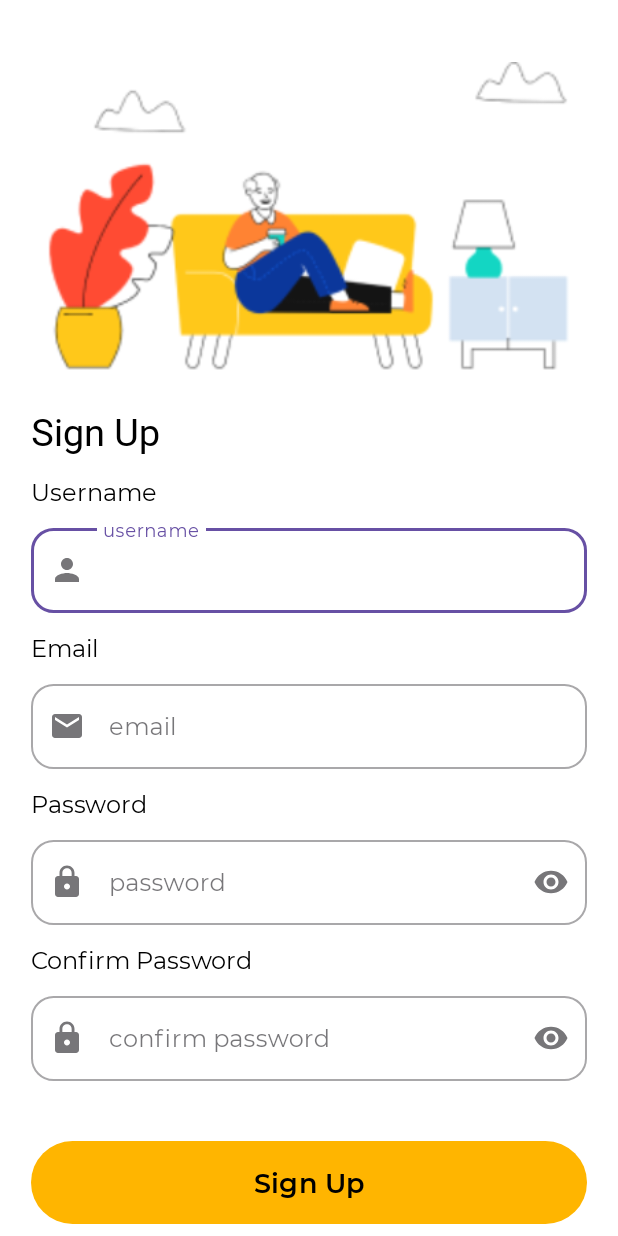
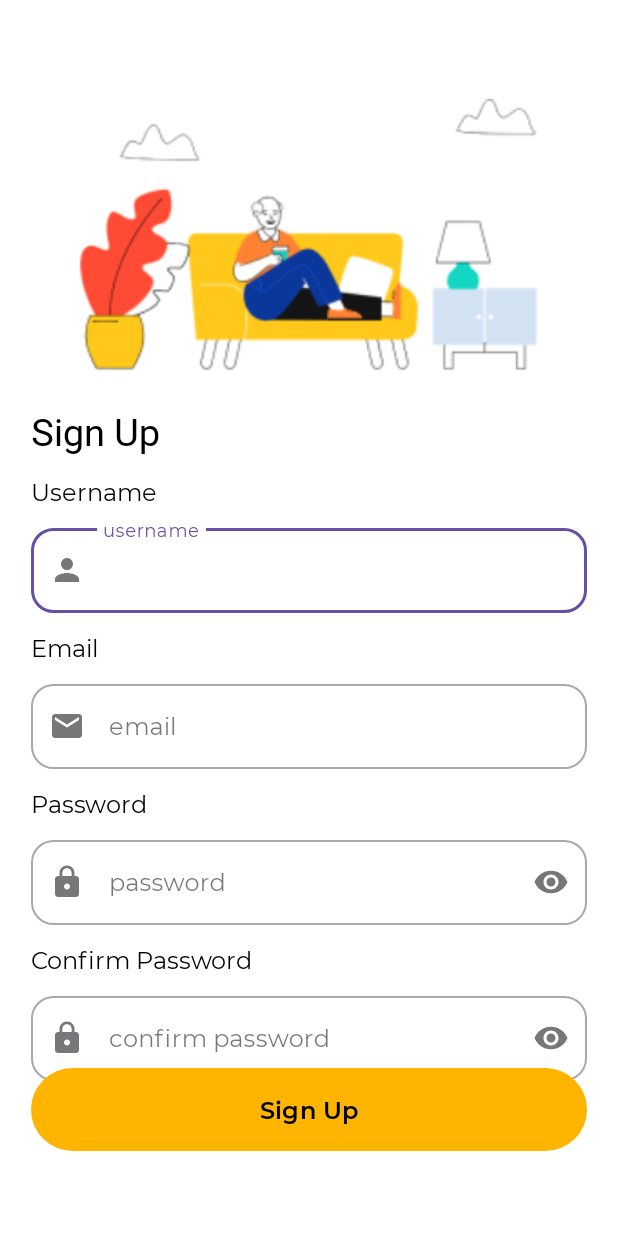
Before and after one commit to sappawrdn/FitMotion, an Android app: the SignupActivity screen opened directly, with no data from a screen before it, on a phone screen of 412 x 824 dp. Run offline under Robolectric (Android 15) with nearby library versions, the phone set to English and light mode, and no system bars.

Commit message:
fix layout

```diff
--- a/app/src/main/res/layout/activity_signup.xml
+++ b/app/src/main/res/layout/activity_signup.xml
@@ -1,8 +1,9 @@
 <?xml version="1.0" encoding="utf-8"?>
-<androidx.constraintlayout.widget.ConstraintLayout xmlns:android="http://schemas.android.com/apk/res/android"
+<androidx.constraintlayout.widget.ConstraintLayout
+    xmlns:android="http://schemas.android.com/apk/res/android"
+    xmlns:app="http://schemas.android.com/apk/res-auto"
     android:layout_width="match_parent"
     android:layout_height="match_parent"
-    xmlns:app="http://schemas.android.com/apk/res-auto"
     android:background="@color/white">
 
     <ImageView
@@ -12,47 +13,47 @@
         app:layout_constraintTop_toBottomOf="@+id/guidelineHorizontal"
         app:layout_constraintBottom_toTopOf="@+id/guidelineHorizontal2"
         app:layout_constraintStart_toStartOf="@+id/guidelineVertical"
-        app:layout_constraintEnd_toEndOf="@id/guidelineVertical2"/>
+        app:layout_constraintEnd_toEndOf="@id/guidelineVertical2" />
 
     <TextView
         android:id="@+id/signup_title"
         android:layout_width="wrap_content"
+        android:layout_height="wrap_content"
+        android:layout_marginTop="20dp"
+        android:text="Sign Up"
         android:textColor="@color/black"
-        android:layout_height="wrap_content"
-        android:text="Sign Up"
-        android:layout_marginTop="20dp"
+        android:textSize="25sp"
         android:fontFamily="@font/montserrat_extrabold"
-        android:textSize="25sp"
         app:layout_constraintStart_toStartOf="@+id/guidelineVertical"
-        app:layout_constraintTop_toBottomOf="@+id/guidelineHorizontal2"/>
+        app:layout_constraintTop_toBottomOf="@+id/guidelineHorizontal2" />
 
     <TextView
         android:id="@+id/username_title"
         android:layout_width="wrap_content"
         android:layout_height="wrap_content"
+        android:layout_marginTop="12dp"
+        android:text="Username"
         android:textColor="@color/black"
-        android:text="Username"
         android:textSize="16sp"
         android:fontFamily="@font/montserrat_regular"
         app:layout_constraintStart_toStartOf="@id/guidelineVertical"
-        app:layout_constraintTop_toBottomOf="@+id/signup_title"
-        android:layout_marginTop="12dp"/>
+        app:layout_constraintTop_toBottomOf="@+id/signup_title" />
 
     <com.google.android.material.textfield.TextInputLayout
         android:id="@+id/usernameEditTextLayout"
         style="@style/Widget.MaterialComponents.TextInputLayout.OutlinedBox"
         android:layout_width="0dp"
+        android:layout_height="wrap_content"
         android:layout_marginTop="8dp"
-        android:layout_height="wrap_content"
-        app:layout_constraintEnd_toEndOf="@id/guidelineVertical2"
-        app:layout_constraintStart_toStartOf="@id/guidelineVertical"
-        app:layout_constraintTop_toBottomOf="@+id/username_title"
-        app:startIconDrawable="@drawable/ic_baseline_person_24"
         android:hint="username"
         app:boxCornerRadiusBottomEnd="15dp"
         app:boxCornerRadiusBottomStart="15dp"
         app:boxCornerRadiusTopEnd="15dp"
-        app:boxCornerRadiusTopStart="15dp">
+        app:boxCornerRadiusTopStart="15dp"
+        app:layout_constraintEnd_toEndOf="@id/guidelineVertical2"
+        app:layout_constraintStart_toStartOf="@id/guidelineVertical"
+        app:layout_constraintTop_toBottomOf="@+id/username_title"
+        app:startIconDrawable="@drawable/ic_baseline_person_24">
 
         <com.google.android.material.textfield.TextInputEditText
             android:id="@+id/usernameEditText"
@@ -61,36 +62,36 @@
             android:ems="10"
             android:fontFamily="@font/montserrat_regular"
             android:inputType="text"
-            android:paddingStart="48dp"/>
+            android:paddingStart="48dp" />
     </com.google.android.material.textfield.TextInputLayout>
 
     <TextView
         android:id="@+id/email_title"
         android:layout_width="wrap_content"
+        android:layout_height="wrap_content"
+        android:layout_marginTop="12dp"
+        android:text="Email"
         android:textColor="@color/black"
-        android:layout_height="wrap_content"
-        app:layout_constraintTop_toBottomOf="@+id/usernameEditTextLayout"
-        android:text="Email"
+        android:textSize="16sp"
+        android:fontFamily="@font/montserrat_regular"
         app:layout_constraintStart_toStartOf="@id/guidelineVertical"
-        android:fontFamily="@font/montserrat_regular"
-        android:textSize="16sp"
-        android:layout_marginTop="12dp"/>
+        app:layout_constraintTop_toBottomOf="@+id/usernameEditTextLayout" />
 
     <com.google.android.material.textfield.TextInputLayout
         android:id="@+id/emailEditTextLayout"
         style="@style/Widget.MaterialComponents.TextInputLayout.OutlinedBox"
         android:layout_width="0dp"
+        android:layout_height="wrap_content"
         android:layout_marginTop="8dp"
-        android:layout_height="wrap_content"
-        app:layout_constraintEnd_toEndOf="@id/guidelineVertical2"
-        app:layout_constraintStart_toStartOf="@id/guidelineVertical"
-        app:layout_constraintTop_toBottomOf="@+id/email_title"
-        app:startIconDrawable="@drawable/ic_baseline_email_24"
         android:hint="email"
         app:boxCornerRadiusBottomEnd="15dp"
         app:boxCornerRadiusBottomStart="15dp"
         app:boxCornerRadiusTopEnd="15dp"
-        app:boxCornerRadiusTopStart="15dp">
+        app:boxCornerRadiusTopStart="15dp"
+        app:layout_constraintEnd_toEndOf="@id/guidelineVertical2"
+        app:layout_constraintStart_toStartOf="@id/guidelineVertical"
+        app:layout_constraintTop_toBottomOf="@+id/email_title"
+        app:startIconDrawable="@drawable/ic_baseline_email_24">
 
         <com.google.android.material.textfield.TextInputEditText
             android:id="@+id/emailEditText"
@@ -99,37 +100,37 @@
             android:ems="10"
             android:fontFamily="@font/montserrat_regular"
             android:inputType="text"
-            android:paddingStart="48dp"/>
+            android:paddingStart="48dp" />
     </com.google.android.material.textfield.TextInputLayout>
 
     <TextView
         android:id="@+id/password_title"
         android:layout_width="wrap_content"
         android:layout_height="wrap_content"
+        android:layout_marginTop="12dp"
+        android:text="Password"
         android:textColor="@color/black"
-        app:layout_constraintTop_toBottomOf="@+id/emailEditTextLayout"
-        android:text="Password"
+        android:textSize="16sp"
+        android:fontFamily="@font/montserrat_regular"
         app:layout_constraintStart_toStartOf="@id/guidelineVertical"
-        android:fontFamily="@font/montserrat_regular"
-        android:textSize="16sp"
-        android:layout_marginTop="12dp"/>
+        app:layout_constraintTop_toBottomOf="@+id/emailEditTextLayout" />
 
     <com.google.android.material.textfield.TextInputLayout
         android:id="@+id/passwordEditTextLayout"
         style="@style/Widget.MaterialComponents.TextInputLayout.OutlinedBox"
         android:layout_width="0dp"
+        android:layout_height="wrap_content"
         android:layout_marginTop="8dp"
-        android:layout_height="wrap_content"
-        app:layout_constraintEnd_toEndOf="@id/guidelineVertical2"
-        app:layout_constraintStart_toStartOf="@id/guidelineVertical"
-        app:layout_constraintTop_toBottomOf="@+id/password_title"
-        app:startIconDrawable="@drawable/ic_baseline_lock_24"
-        app:endIconMode="password_toggle"
         android:hint="password"
         app:boxCornerRadiusBottomEnd="15dp"
         app:boxCornerRadiusBottomStart="15dp"
         app:boxCornerRadiusTopEnd="15dp"
-        app:boxCornerRadiusTopStart="15dp">
+        app:boxCornerRadiusTopStart="15dp"
+        app:endIconMode="password_toggle"
+        app:layout_constraintEnd_toEndOf="@id/guidelineVertical2"
+        app:layout_constraintStart_toStartOf="@id/guidelineVertical"
+        app:layout_constraintTop_toBottomOf="@+id/password_title"
+        app:startIconDrawable="@drawable/ic_baseline_lock_24">
 
         <com.google.android.material.textfield.TextInputEditText
             android:id="@+id/passwordEditText"
@@ -138,37 +139,37 @@
             android:ems="10"
             android:fontFamily="@font/montserrat_regular"
             android:inputType="textPassword"
-            android:paddingStart="48dp"/>
+            android:paddingStart="48dp" />
     </com.google.android.material.textfield.TextInputLayout>
 
     <TextView
         android:id="@+id/confirmpassword_title"
         android:layout_width="wrap_content"
+        android:layout_height="wrap_content"
+        android:layout_marginTop="12dp"
+        android:text="Confirm Password"
         android:textColor="@color/black"
-        android:layout_height="wrap_content"
-        app:layout_constraintTop_toBottomOf="@+id/passwordEditTextLayout"
-        android:text="Confirm Password"
+        android:textSize="16sp"
+        android:fontFamily="@font/montserrat_regular"
         app:layout_constraintStart_toStartOf="@id/guidelineVertical"
-        android:fontFamily="@font/montserrat_regular"
-        android:textSize="16sp"
-        android:layout_marginTop="12dp"/>
+        app:layout_constraintTop_toBottomOf="@+id/passwordEditTextLayout" />
 
     <com.google.android.material.textfield.TextInputLayout
         android:id="@+id/confirmpasswordEditTextLayout"
         style="@style/Widget.MaterialComponents.TextInputLayout.OutlinedBox"
         android:layout_width="0dp"
+        android:layout_height="wrap_content"
         android:layout_marginTop="8dp"
-        android:layout_height="wrap_content"
-        app:layout_constraintEnd_toEndOf="@id/guidelineVertical2"
-        app:layout_constraintStart_toStartOf="@id/guidelineVertical"
-        app:layout_constraintTop_toBottomOf="@+id/confirmpassword_title"
-        app:startIconDrawable="@drawable/ic_baseline_lock_24"
-        app:endIconMode="password_toggle"
         android:hint="confirm password"
         app:boxCornerRadiusBottomEnd="15dp"
         app:boxCornerRadiusBottomStart="15dp"
         app:boxCornerRadiusTopEnd="15dp"
-        app:boxCornerRadiusTopStart="15dp">
+        app:boxCornerRadiusTopStart="15dp"
+        app:endIconMode="password_toggle"
+        app:layout_constraintEnd_toEndOf="@id/guidelineVertical2"
+        app:layout_constraintStart_toStartOf="@id/guidelineVertical"
+        app:layout_constraintTop_toBottomOf="@+id/confirmpassword_title"
+        app:startIconDrawable="@drawable/ic_baseline_lock_24">
 
         <com.google.android.material.textfield.TextInputEditText
             android:id="@+id/confirmpasswordEditText"
@@ -177,18 +178,18 @@
             android:ems="10"
             android:fontFamily="@font/montserrat_regular"
             android:inputType="textPassword"
-            android:paddingStart="48dp"/>
+            android:paddingStart="48dp" />
     </com.google.android.material.textfield.TextInputLayout>
 
     <ProgressBar
         android:id="@+id/progbar_signup"
         style="@style/CustomProgressBar"
+        android:visibility="invisible"
+        app:layout_constraintBottom_toBottomOf="parent"
+        app:layout_constraintEnd_toEndOf="parent"
+        app:layout_constraintStart_toStartOf="parent"
         app:layout_constraintTop_toTopOf="parent"
-        app:layout_constraintBottom_toBottomOf="parent"
-        app:layout_constraintStart_toStartOf="parent"
-        app:layout_constraintEnd_toEndOf="parent"
-        android:visibility="invisible"
-        app:layout_anchorGravity="center"/>
+        app:layout_anchorGravity="center" />
 
     <Button
         android:id="@+id/signup_button"
@@ -197,58 +198,47 @@
         app:layout_constraintStart_toStartOf="@id/guidelineVertical"
         app:layout_constraintEnd_toEndOf="@+id/guidelineVertical2"
         app:layout_constraintTop_toBottomOf="@id/confirmpasswordEditTextLayout"
-        android:layout_marginTop="40dp"
+        app:layout_constraintBottom_toTopOf="@id/guidelineHorizontal3"
         android:background="@drawable/border_login"
         app:backgroundTint="@color/primary"
         android:text="Sign Up"
         android:textColor="@color/black"
         android:fontFamily="@font/montserrat_semibold"
-        android:textSize="18sp"/>
-
+        android:textSize="16sp"/>
 
     <androidx.constraintlayout.widget.Guideline
         android:id="@+id/guidelineVertical"
         android:layout_width="wrap_content"
-        android:layout_height="64dp"
+        android:layout_height="wrap_content"
         android:orientation="vertical"
-        app:layout_constraintEnd_toEndOf="parent"
-        app:layout_constraintGuide_percent="0.05"
-        app:layout_constraintStart_toStartOf="parent" />
+        app:layout_constraintGuide_percent="0.05" />
 
     <androidx.constraintlayout.widget.Guideline
         android:id="@+id/guidelineVertical2"
         android:layout_width="wrap_content"
-        android:layout_height="64dp"
+        android:layout_height="wrap_content"
         android:orientation="vertical"
-        app:layout_constraintEnd_toEndOf="parent"
-        app:layout_constraintGuide_percent="0.95"
-        app:layout_constraintStart_toStartOf="parent" />
-
+        app:layout_constraintGuide_percent="0.95" />
 
     <androidx.constraintlayout.widget.Guideline
         android:id="@+id/guidelineHorizontal"
         android:layout_width="wrap_content"
-        android:layout_height="64dp"
+        android:layout_height="wrap_content"
         android:orientation="horizontal"
-        app:layout_constraintEnd_toEndOf="parent"
-        app:layout_constraintGuide_percent="0.05"
-        app:layout_constraintStart_toStartOf="parent" />
+        app:layout_constraintGuide_percent="0.08" />
 
     <androidx.constraintlayout.widget.Guideline
         android:id="@+id/guidelineHorizontal2"
         android:layout_width="wrap_content"
-        android:layout_height="64dp"
+        android:layout_height="wrap_content"
         android:orientation="horizontal"
-        app:layout_constraintEnd_toEndOf="parent"
-        app:layout_constraintGuide_begin="250dp"
-        app:layout_constraintStart_toStartOf="parent" />
+        app:layout_constraintGuide_begin="250dp" />
 
     <androidx.constraintlayout.widget.Guideline
         android:id="@+id/guidelineHorizontal3"
         android:layout_width="wrap_content"
-        android:layout_height="64dp"
+        android:layout_height="wrap_content"
         android:orientation="horizontal"
-        app:layout_constraintEnd_toEndOf="parent"
-        app:layout_constraintGuide_percent="0.95"
-        app:layout_constraintStart_toStartOf="parent" />
+        app:layout_constraintGuide_percent="0.92" />
+
 </androidx.constraintlayout.widget.ConstraintLayout>
```
Also changed, not shown: app/src/main/res/layout/activity_goals.xml (+9 -7 lines), app/src/main/res/layout/activity_screening.xml (+8 -7 lines), app/src/main/res/layout/activity_signin.xml (+8 -8 lines), app/src/main/res/layout/activity_welcome.xml (+6 -6 lines), app/src/main/res/drawable/lost_weight.png (added), app/src/main/res/drawable/lostweight.png (deleted).
